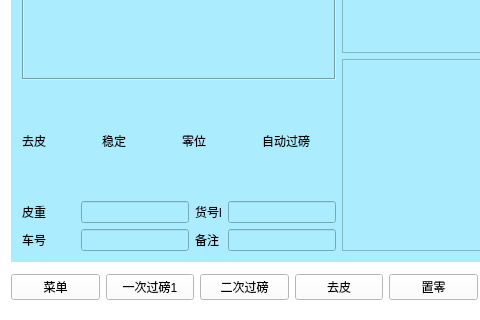
First picture: the form in WeighSensor/index.ui, repository xsw258x2s5w8/WeightSensor, before the edit; both pictures show x 0 to 480 and y 201 to 521 of the 678 by 521 pixel window.
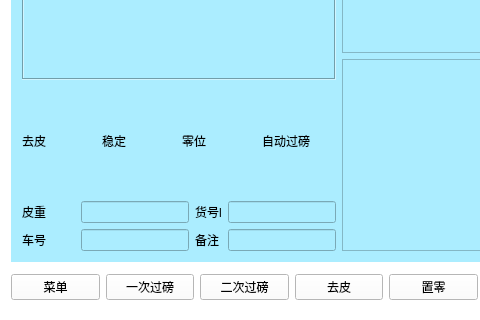
Second picture: the form after the edit.

Commit message: 20170701001 一次过磅界面和二次过磅界面完成

The edit to the form file:
```diff
--- a/WeighSensor/index.ui
+++ b/WeighSensor/index.ui
@@ -239,7 +239,7 @@
       <item>
        <widget class="QPushButton" name="pushButton_2">
         <property name="text">
-         <string>一次过磅1</string>
+         <string>一次过磅</string>
         </property>
        </widget>
       </item>
```
Left out of the diff: 4 changed lines with no effect on the pictures. The commit also changes 10 other files.
